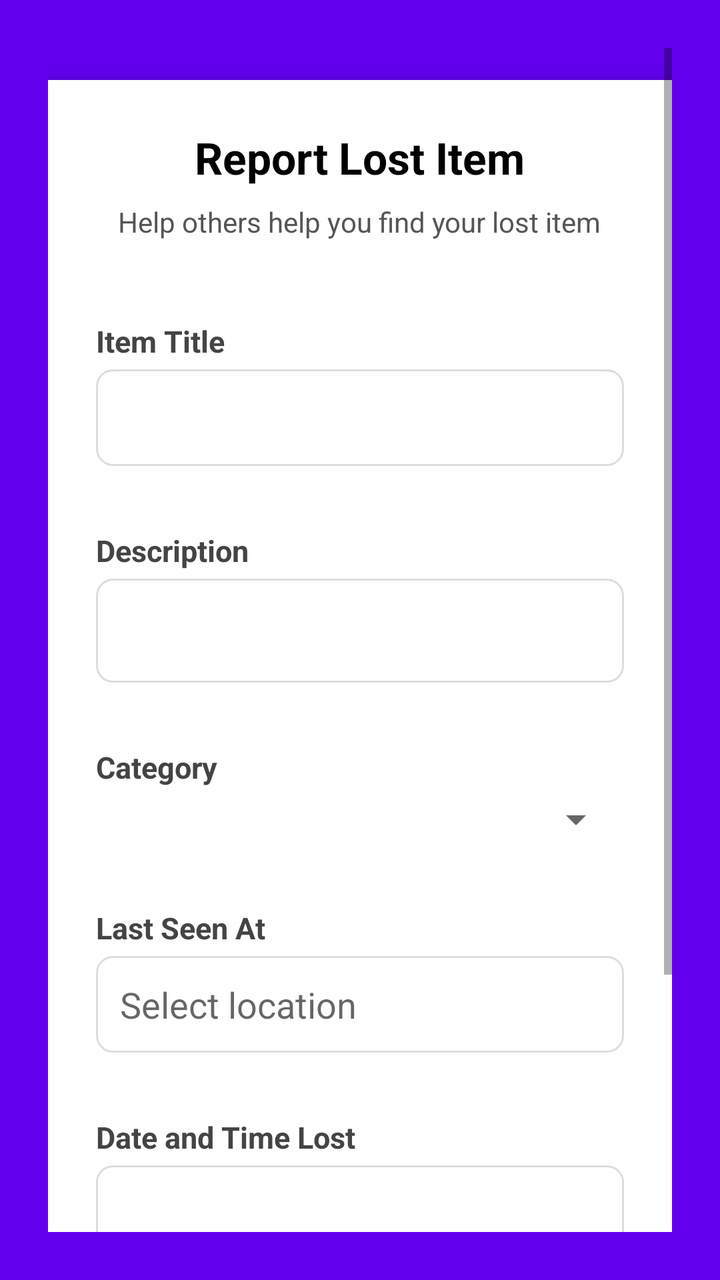
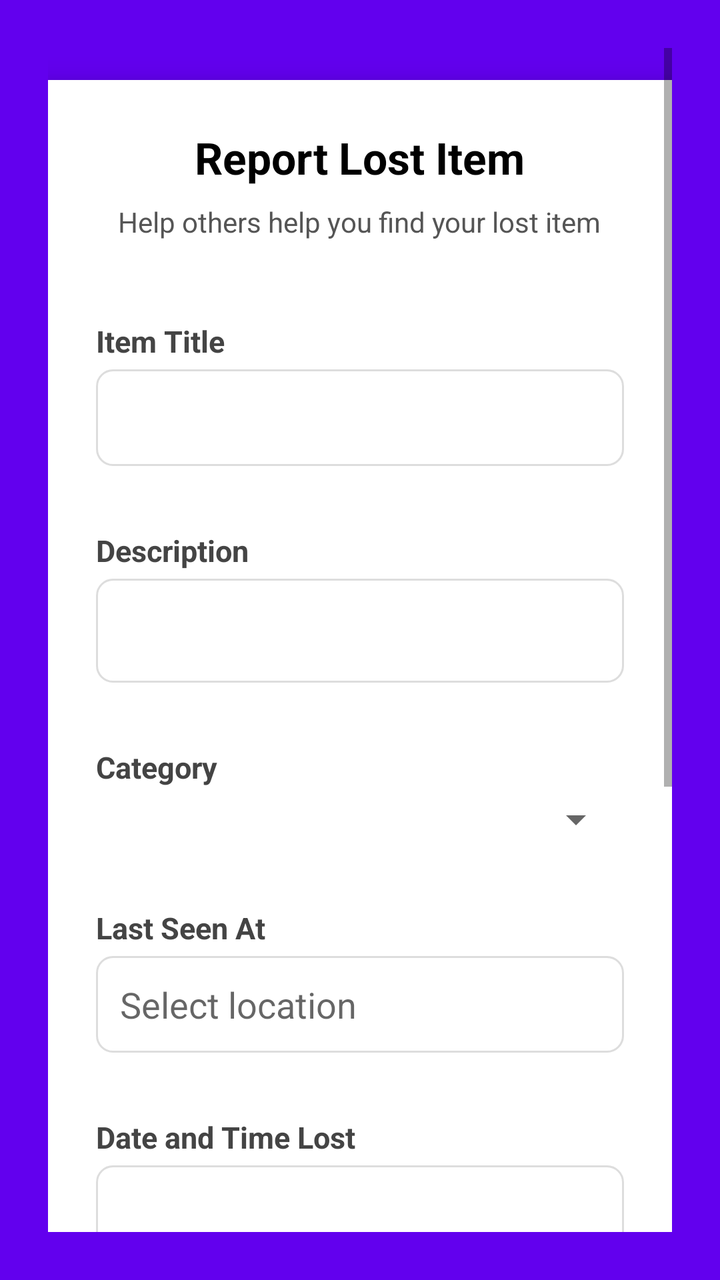

Before-and-after screenshots of an Android layout around one commit, followed by the original layout XML and the change that was made.
<!-- AndroidManifest.xml: application theme Theme.WatUFound -->
<!-- res/layout/fragment_lost_form.xml -->
<?xml version="1.0" encoding="utf-8"?>
<ScrollView xmlns:android="http://schemas.android.com/apk/res/android"
    xmlns:tools="http://schemas.android.com/tools"
    android:fitsSystemWindows="true"
    android:layout_width="match_parent"
    android:layout_height="match_parent"
    android:background="@color/purple_500"
    android:padding="24dp">

    <LinearLayout
        android:layout_width="match_parent"
        android:layout_height="wrap_content"
        android:orientation="vertical"
        android:gravity="center_horizontal">

        
        <LinearLayout
            android:layout_width="match_parent"
            android:layout_height="wrap_content"
            android:orientation="vertical"
            android:background="@android:color/white"
            android:elevation="8dp"
            android:padding="24dp"
            android:layout_marginTop="16dp"
            android:layout_marginBottom="24dp"
            android:clipToPadding="false"
            android:layout_gravity="center">

            
            <TextView
                android:layout_width="wrap_content"
                android:layout_height="wrap_content"
                android:text="Report Lost Item"
                android:textSize="22sp"
                android:textStyle="bold"
                android:textColor="@android:color/black"
                android:layout_gravity="center_horizontal"
                android:layout_marginBottom="8dp" />

            
            <TextView
                android:layout_width="wrap_content"
                android:layout_height="wrap_content"
                android:text="Help others help you find your lost item"
                android:textSize="14sp"
                android:textColor="#555555"
                android:layout_gravity="center_horizontal"
                android:layout_marginBottom="24dp" />

            
            <TextView
                style="@style/TextLabel"
                android:text="Item Title" />
            <EditText
                android:id="@+id/itemTitleInput"
                style="@style/InputField" />

            
            <TextView
                style="@style/TextLabel"
                android:text="Description" />

            <EditText
                android:id="@+id/descriptionInput"
                style="@style/InputField"
                android:layout_height="52dp"
                android:gravity="top"
                android:inputType="textMultiLine"
                android:minLines="3" />

            

            <TextView
                style="@style/TextLabel"
                android:text="Category" />

            <Spinner
                android:id="@+id/categorySpinner"
                style="@style/SpinnerField" />

            
            <TextView
                style="@style/TextLabel"
                android:text="Last Seen At" />



            <AutoCompleteTextView
                android:id="@+id/lastSeenAtInput"
                android:layout_width="match_parent"
                android:layout_height="wrap_content"
                android:hint="Select location"
                android:inputType="text"
                android:background="@drawable/input_field_background"
                android:padding="12dp"
                android:layout_marginBottom="16dp"
                android:dropDownHeight="200dp"
                android:completionThreshold="1" />

    
    <com.google.android.gms.maps.MapView
        android:id="@+id/mapViewPreview"
        android:layout_width="match_parent"
        android:layout_height="200dp"
        android:layout_marginBottom="16dp"
        android:visibility="gone" />


            
            <TextView
                style="@style/TextLabel"
                android:text="Date and Time Lost" />
            <EditText
                android:id="@+id/dateTimeInput"
                style="@style/InputField"
                android:focusable="false"
                android:clickable="true"
                android:inputType="none" />

            

            <LinearLayout
                android:layout_width="match_parent"
                android:layout_height="wrap_content"
                android:orientation="horizontal"
                android:gravity="center_vertical"
                android:layout_marginTop="16dp"
                android:layout_marginBottom="8dp">
                <Switch
                    android:id="@+id/switch_anonymous"
                    android:layout_width="wrap_content"
                    android:layout_height="wrap_content"
                    android:text=""
                    android:layout_marginEnd="12dp" />

                <TextView
                    style="@style/TextLabel"
                    android:layout_marginTop="0dp"
                    android:layout_marginBottom="0dp"
                    android:text="Post anonymously" />

            </LinearLayout>

            
            <Button
                android:id="@+id/submitButton"
                android:layout_width="match_parent"
                android:layout_height="wrap_content"
                android:text="Post Lost Item"
                android:backgroundTint="@color/purple_500"
                android:textColor="@android:color/white"
                android:textAllCaps="false"
                android:layout_marginTop="24dp"
                android:padding="12dp" />
        </LinearLayout>
    </LinearLayout>
</ScrollView>
<!-- resources referenced by this layout -->
<resources>
  <color name="purple_500">#FF6200EE</color>
  <!-- drawable input_field_background (drawable) -->
  <?xml version="1.0" encoding="utf-8"?>
  <shape xmlns:android="http://schemas.android.com/apk/res/android"
      android:shape="rectangle">
  
      <solid android:color="@android:color/white" />
  
      <stroke
          android:width="1dp"
          android:color="#DDDDDD" />
  
      <corners android:radius="8dp" />
  </shape>
  <style name="InputField">
          <item name="android:layout_width">match_parent</item>
          <item name="android:layout_height">wrap_content</item>
          <item name="android:background">@drawable/input_field_background</item>
          <item name="android:padding">12dp</item>
          <item name="android:layout_marginBottom">16dp</item>
      </style>
  <style name="SpinnerField">
          <item name="android:layout_width">match_parent</item>
          <item name="android:layout_height">wrap_content</item>
          <item name="android:layout_marginBottom">16dp</item>
      </style>
  <style name="TextLabel">
          <item name="android:layout_width">match_parent</item>
          <item name="android:layout_height">wrap_content</item>
          <item name="android:textSize">15sp</item>
          <item name="android:textColor">#444444</item>
          <item name="android:textStyle">bold</item>
          <item name="android:layout_marginTop">16dp</item>
          <item name="android:layout_marginBottom">4dp</item>
      </style>
  <color name="purple_700">#FF3700B3</color>
  <color name="white">#FFFFFFFF</color>
  <color name="teal_200">#FF03DAC5</color>
  <color name="teal_700">#FF018786</color>
  <color name="black">#FF000000</color>
  <!-- unchanged entries left out for length: 1 -->
</resources>

<!-- the commit's change to res/layout/fragment_lost_form.xml (unified diff, before → after) -->
@@ -142,6 +142,28 @@
             </LinearLayout>
 
             
+            <ImageView
+                android:id="@+id/imagePreview"
+                android:layout_width="120dp"
+                android:layout_height="120dp"
+                android:layout_gravity="center_horizontal"
+                android:layout_marginTop="16dp"
+                android:layout_marginBottom="8dp"
+                android:scaleType="centerCrop"
+                android:src="@drawable/ic_launcher_foreground"
+                android:background="@drawable/rounded_card_background"
+                android:contentDescription="Image preview" />
+
+            
+            <Button
+                android:id="@+id/buttonSelectImage"
+                android:layout_width="wrap_content"
+                android:layout_height="wrap_content"
+                android:text="Upload Image"
+                android:layout_gravity="center_horizontal"
+                android:layout_marginBottom="16dp" />
+
+            
             <Button
                 android:id="@+id/submitButton"
                 android:layout_width="match_parent"
<!-- resource entries referenced after the edit -->
@@ -1,6 +1,37 @@
 <!-- resources referenced by this layout -->
 <resources>
   <color name="purple_500">#FF6200EE</color>
+  <!-- drawable ic_launcher_foreground (drawable) -->
+  <vector xmlns:android="http://schemas.android.com/apk/res/android"
+      xmlns:aapt="http://schemas.android.com/aapt"
+      android:width="108dp"
+      android:height="108dp"
+      android:viewportWidth="108"
+      android:viewportHeight="108">
+      <path android:pathData="M31,63.928c0,0 6.4,-11 12.1,-13.1c7.2,-2.6 26,-1.4 26,-1.4l38.1,38.1L107,108.928l-32,-1L31,63.928z">
+          <aapt:attr name="android:fillColor">
+              <gradient
+                  android:endX="85.84757"
+                  android:endY="92.4963"
+                  android:startX="42.9492"
+                  android:startY="49.59793"
+                  android:type="linear">
+                  <item
+                      android:color="#44000000"
+                      android:offset="0.0" />
+                  <item
+                      android:color="#00000000"
+                      android:offset="1.0" />
+              </gradient>
+          </aapt:attr>
+      </path>
+      <path
+          android:fillColor="#FFFFFF"
+          android:fillType="nonZero"
+          android:pathData="M65.3,45.828l3.8,-6.6c0.2,-0.4 0.1,-0.9 -0.3,-1.1c-0.4,-0.2 -0.9,-0.1 -1.1,0.3l-3.9,6.7c-6.3,-2.8 -13.4,-2.8 -19.7,0l-3.9,-6.7c-0.2,-0.4 -0.7,-0.5 -1.1,-0.3C38.8,38.328 38.7,38.828 38.9,39.228l3.8,6.6C36.2,49.428 31.7,56.028 31,63.928h46C76.3,56.028 71.8,49.428 65.3,45.828zM43.4,57.328c-0.8,0 -1.5,-0.5 -1.8,-1.2c-0.3,-0.7 -0.1,-1.5 0.4,-2.1c0.5,-0.5 1.4,-0.7 2.1,-0.4c0.7,0.3 1.2,1 1.2,1.8C45.3,56.528 44.5,57.328 43.4,57.328L43.4,57.328zM64.6,57.328c-0.8,0 -1.5,-0.5 -1.8,-1.2s-0.1,-1.5 0.4,-2.1c0.5,-0.5 1.4,-0.7 2.1,-0.4c0.7,0.3 1.2,1 1.2,1.8C66.5,56.528 65.6,57.328 64.6,57.328L64.6,57.328z"
+          android:strokeWidth="1"
+          android:strokeColor="#00000000" />
+  </vector>
   <!-- drawable input_field_background (drawable) -->
   <?xml version="1.0" encoding="utf-8"?>
   <shape xmlns:android="http://schemas.android.com/apk/res/android"
@@ -13,6 +44,13 @@
           android:color="#DDDDDD" />
   
       <corners android:radius="8dp" />
+  </shape>
+  <!-- drawable rounded_card_background (drawable) -->
+  <?xml version="1.0" encoding="utf-8"?>
+  <shape xmlns:android="http://schemas.android.com/apk/res/android"
+      android:shape="rectangle">
+      <solid android:color="#F8F9FA" />
+      <corners android:radius="12dp" />
   </shape>
   <style name="InputField">
           <item name="android:layout_width">match_parent</item>
